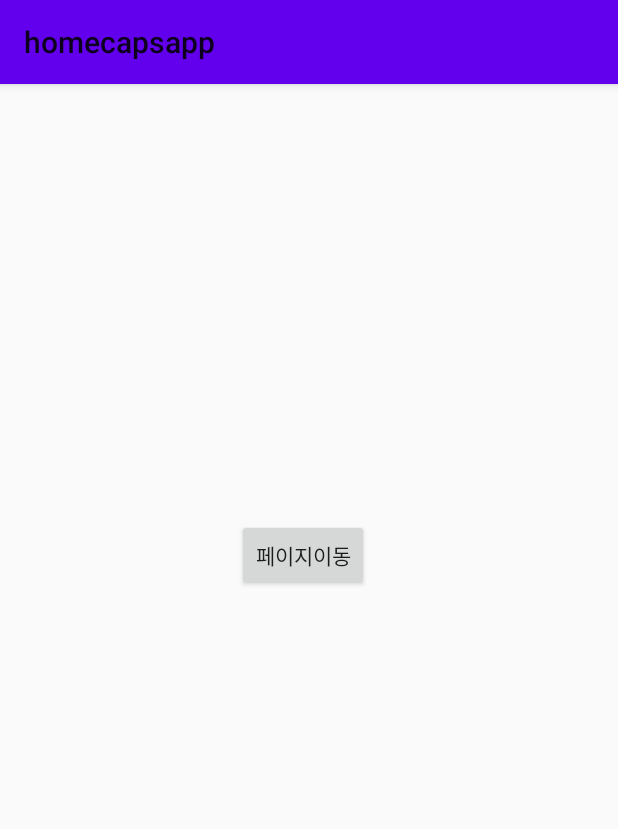
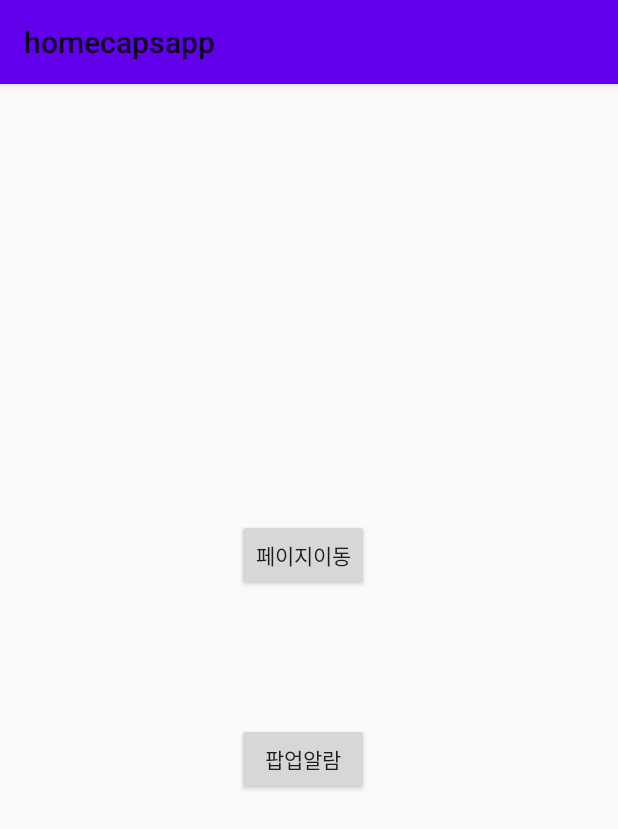
Before and after one commit to leeeeyz77/homecaps, an Android app: the screen it shows after launch (MainActivity), on a phone screen of 412 x 824 dp. Shown: the top 829 px of the screen. Run offline under Robolectric (Android 15) with nearby library versions, the phone set to English and light mode, and no system bars.

Commit message:
modify button

```diff
--- a/app/src/main/AndroidManifest.xml
+++ b/app/src/main/AndroidManifest.xml
@@ -27,7 +27,7 @@
                 <category android:name="android.intent.category.LAUNCHER" />
             </intent-filter>
         </activity>
-        <activity android:name=".SubActivity"/>
+
     </application>
 
 </manifest>
--- a/app/src/main/java/com/example/homecapsapp/MainActivity.java
+++ b/app/src/main/java/com/example/homecapsapp/MainActivity.java
@@ -39,7 +39,7 @@ public class MainActivity extends AppCompatActivity {
             @Override
             public void onClick(View view)
             {
-                Intent intent = new Intent(getApplicationContext(), SubActivity.class);
+                Intent intent = new Intent(MainActivity.this, SubActivity.class);
                 startActivity(intent);
             }
         });
--- a/app/src/main/res/layout/activity_main.xml
+++ b/app/src/main/res/layout/activity_main.xml
@@ -4,6 +4,7 @@
     xmlns:tools="http://schemas.android.com/tools"
     android:layout_width="match_parent"
     android:layout_height="match_parent"
+    android:orientation="vertical"
     tools:context=".MainActivity">
 
     <Button
@@ -25,7 +26,6 @@
         android:layout_width="wrap_content"
         android:layout_height="wrap_content"
         android:layout_marginStart="158dp"
-        android:layout_marginTop="88dp"
         android:layout_marginEnd="164dp"
         android:layout_marginBottom="257dp"
         android:text="팝업알람"
```
Also changed, not shown: app/src/main/java/com/example/homecapsapp/SubActivity.java (+6 -6 lines).
